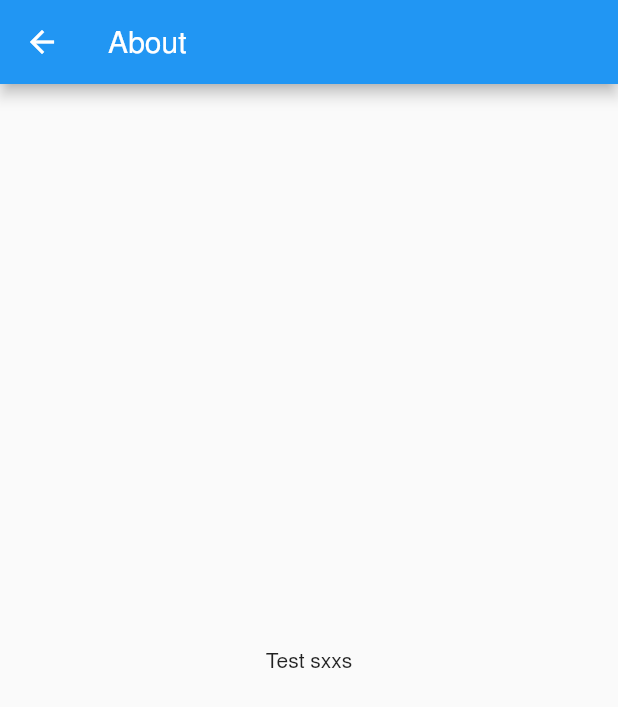
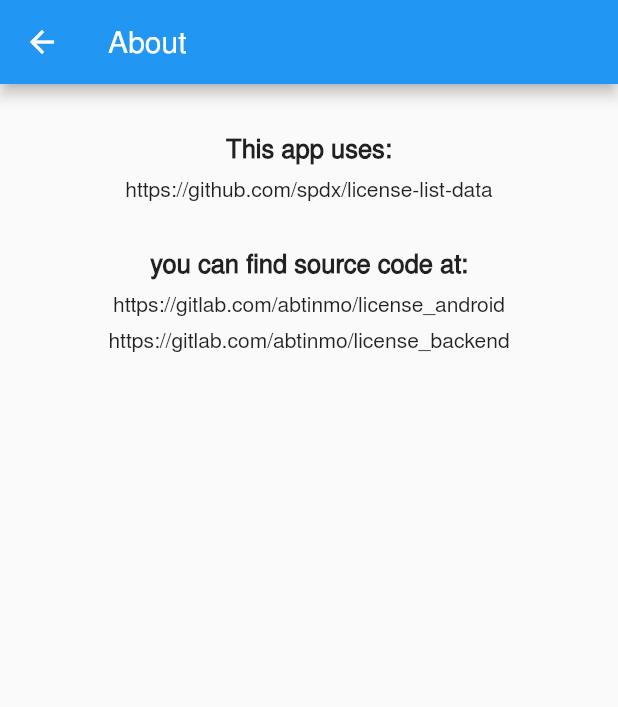
Before and after one commit to abtinmo/license_android, a Flutter app: the screen it shows after launch, after a tap on the "info" icon, on a phone screen of 412 x 824 dp. Shown: the top 707 px of the screen. Run offline on Flutter 3.47's test engine with Material 2 defaults, Android fonts, the phone set to English and light mode, and no system bars; our stand-ins replace dio, flutter_html; network calls fail.

Commit message:
complete about page

```diff
--- a/lib/screens/about_screen.dart
+++ b/lib/screens/about_screen.dart
@@ -10,7 +10,18 @@ class AboutScreen extends StatelessWidget {
         title: Text("About"),
       ),
       body: Center(
-        child: Text("Test sxxs"),
+        child: Column(
+          crossAxisAlignment: CrossAxisAlignment.center,
+          children: <Widget>[
+            Text(
+              '\nThis app uses:', style: TextStyle(fontSize: 17,fontWeight: FontWeight.bold),
+            ),
+            Text('https://github.com/spdx/license-list-data\n'),
+            Text('you can find source code at:', style: TextStyle(fontSize: 17,fontWeight: FontWeight.bold)),
+            Text('https://gitlab.com/abtinmo/license_android'),
+            Text('https://gitlab.com/abtinmo/license_backend'),
+          ],
+        ),
       ),
     );
   }
--- a/lib/screens/license_detail_screen.dart
+++ b/lib/screens/license_detail_screen.dart
@@ -16,7 +16,7 @@ class _LicenseDetailState extends State<LicenseDetail> {
   final dio = Dio();
   void _getDetail(licenseName) async {
     final response =
-        await dio.get("https://license.newbtin.ir/license/" + licenseName);
+        await dio.get("http://license.newbtin.ir/license/" + licenseName);
     if (this.dataLoaded == false) {
       setState(
         () {
@@ -27,16 +27,20 @@ class _LicenseDetailState extends State<LicenseDetail> {
     }
   }
 
-  // @override
-  // void initState() {
-  //   super.initState();
-  //   // _getDetail();
-  // }
-
   @override
   Widget build(BuildContext context) {
     String licenseName = ModalRoute.of(context).settings.arguments;
     this._getDetail(licenseName);
+    if (!this.dataLoaded) {
+      return Scaffold(
+        appBar: AppBar(
+          title: Text(licenseName),
+        ),
+        body: Center(
+          child: CircularProgressIndicator(),
+        ),
+      );
+    }
     return Scaffold(
       appBar: AppBar(
         title: Text(licenseName),
--- a/lib/screens/main_screen.dart
+++ b/lib/screens/main_screen.dart
@@ -9,7 +9,7 @@ class MainScreen extends StatefulWidget {
 }
 
 class _MainScreenState extends State<MainScreen> {
-  String nextPage = "https://license.newbtin.ir/license";
+  String nextPage = "http://license.newbtin.ir/license/";
 
   ScrollController _scrollController = ScrollController();
 
@@ -85,7 +85,8 @@ class _MainScreenState extends State<MainScreen> {
                   LicenseDetail.routeName,
                   arguments: names[index],
                 );
-                }),
+              },
+            ),
           );
         }
       },
@@ -113,13 +114,13 @@ class _MainScreenState extends State<MainScreen> {
       body: Container(
         child: _buildList(),
       ),
-      floatingActionButton: FloatingActionButton(
-        onPressed: () {
-          print("do search");
-        },
-        tooltip: 'Increment',
-        child: Icon(Icons.search),
-      ),
+      // floatingActionButton: FloatingActionButton(
+      //   onPressed: () {
+      //     print("do search");
+      //   },
+      //   tooltip: 'Increment',
+      //   child: Icon(Icons.search),
+      // ),
       resizeToAvoidBottomPadding: false,
     );
   }
```
Lines whose indentation alone changed are shown as unchanged.
